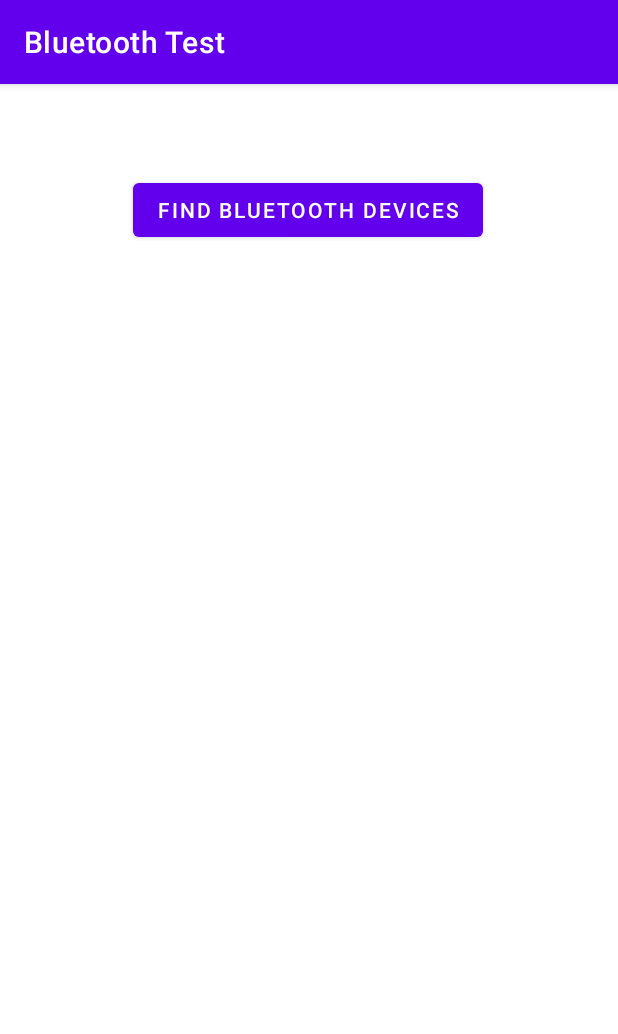
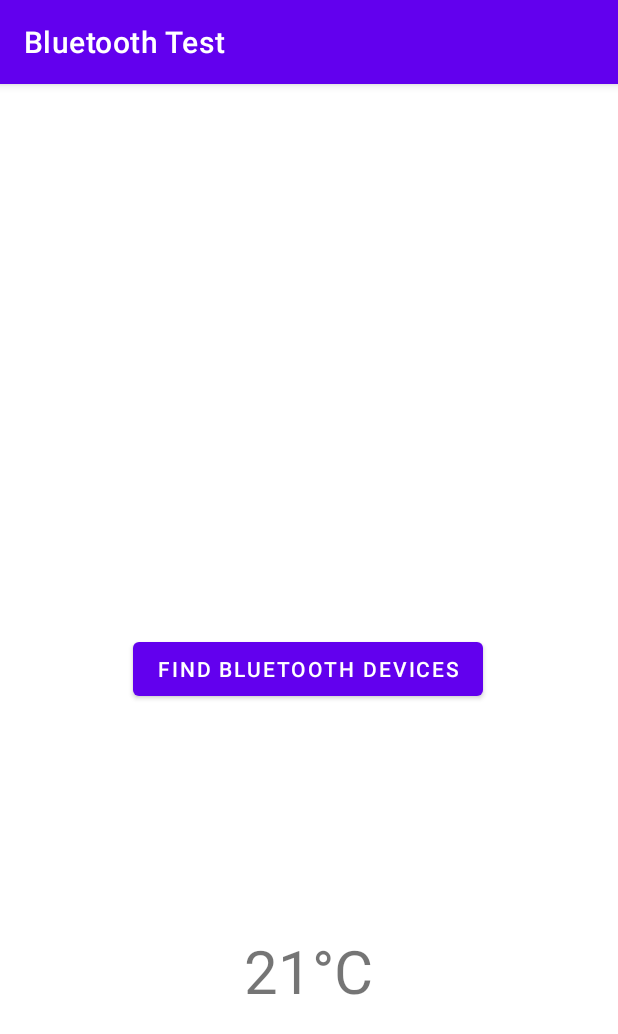
Before and after one commit to NingyueZhou/Smarcifier, an Android app: the screen it shows after launch (MainActivity), on a phone screen of 412 x 824 dp. Shown: the top 1034 px of the screen. Run offline under Robolectric (Android 15) with nearby library versions, the phone set to English and light mode, and no system bars.

Commit message:
Connect to a GATT server and receive values
BoboConnection encapsulates a connection to a Thermo Bo-Bo device.

```diff
--- a/arduino/BluetoothTest/app/src/main/java/com/example/bluetoothtest/MainActivity.kt
+++ b/arduino/BluetoothTest/app/src/main/java/com/example/bluetoothtest/MainActivity.kt
@@ -1,10 +1,8 @@
 package com.example.bluetoothtest
 
 import android.Manifest
-import android.bluetooth.BluetoothAdapter
-import android.bluetooth.BluetoothClass.Device
-import android.bluetooth.BluetoothDevice
-import android.bluetooth.BluetoothManager
+import android.annotation.SuppressLint
+import android.bluetooth.*
 import android.bluetooth.le.BluetoothLeScanner
 import android.bluetooth.le.ScanCallback
 import android.bluetooth.le.ScanResult
@@ -16,16 +14,16 @@ import android.os.Handler
 import android.util.Log
 import android.view.View
 import android.widget.Button
-import android.widget.ListAdapter
 import android.widget.TextView
 import androidx.activity.result.contract.ActivityResultContracts
-import androidx.appcompat.widget.LinearLayoutCompat
 import androidx.core.content.ContextCompat
 import androidx.recyclerview.widget.LinearLayoutManager
 import androidx.recyclerview.widget.RecyclerView
+import java.util.*
 
-val LOG_TAG_BT = "Bluetooth";
+const val LOG_TAG_BT = "Bluetooth";
 
+@SuppressLint("MissingPermission")
 class MainActivity : AppCompatActivity() {
     private val SCAN_TIMEOUT: Long = 30000; // 30 seconds
 
@@ -33,7 +31,18 @@ class MainActivity : AppCompatActivity() {
     private var scanning: Boolean = false;
     private val handler = Handler();
 
-    private var deviceList = DeviceListAdapter();
+    private val deviceList: DeviceListAdapter;
+    private var boboConnection: BoboConnection? = null;
+
+    init {
+        deviceList = DeviceListAdapter { device: BluetoothDevice ->
+            Log.d(LOG_TAG_BT, "Device connected: ${device.name}");
+            boboConnection = BoboConnection(this, device) { newTemp ->
+                val text = findViewById<TextView>(R.id.temperature_display);
+                text.post(Runnable { text.text = newTemp.toString() })
+            }
+        };
+    }
 
     /**
      * Ad-hoc implementation of a BLE scan callback
@@ -60,11 +69,10 @@ class MainActivity : AppCompatActivity() {
         // Set up device list
         val list = findViewById<RecyclerView>(R.id.bt_device_list);
         list.adapter = deviceList;
-        list.layoutManager = LinearLayoutManager(this@MainActivity);
     }
 
     private fun scanForBleDevices() {
-        assert(bleScanner != null);
+        if (bleScanner == null) return;
 
         // Check for scan permission
         if (ContextCompat.checkSelfPermission(
@@ -85,8 +93,14 @@ class MainActivity : AppCompatActivity() {
             handler.postDelayed({
                 bleScanner?.stopScan(scanCallback);
                 scanning = false;
-                Log.d(LOG_TAG_BT, "Scanning stopped after timeout of ${SCAN_TIMEOUT}s");
             }, SCAN_TIMEOUT);
+        }
+        // If scanning is in process, reset the device list and restart the scan
+        else {
+            bleScanner?.stopScan(scanCallback);
+            scanning = false;
+            deviceList.clear();
+            scanForBleDevices();
         }
     }
 
--- a/arduino/BluetoothTest/app/src/main/res/layout/activity_bluetooth_connect.xml
+++ b/arduino/BluetoothTest/app/src/main/res/layout/activity_bluetooth_connect.xml
@@ -20,20 +20,39 @@
         android:id="@+id/my_button"
         android:layout_width="wrap_content"
         android:layout_height="wrap_content"
-        android:layout_marginTop="40dp"
+        android:layout_marginTop="20dp"
+        android:layout_marginBottom="150dp"
         android:text="Find bluetooth device"
         app:layout_constraintEnd_toEndOf="parent"
         app:layout_constraintHorizontal_bias="0.497"
         app:layout_constraintStart_toStartOf="parent"
-        app:layout_constraintTop_toBottomOf="@+id/bt_device_list" />
+        app:layout_constraintBottom_toTopOf="@+id/temperature_display_wrapper"/>
 
     <androidx.recyclerview.widget.RecyclerView
         android:id="@+id/bt_device_list"
         android:layout_width="0dp"
         android:layout_height="wrap_content"
         android:layout_marginTop="20dp"
+        android:scrollbars="vertical"
+        app:layoutManager="LinearLayoutManager"
         app:layout_constraintEnd_toEndOf="parent"
         app:layout_constraintStart_toStartOf="parent"
-        app:layout_constraintTop_toTopOf="parent" />
+        app:layout_constraintTop_toTopOf="parent"/>
 
+    <RelativeLayout
+        android:id="@+id/temperature_display_wrapper"
+        android:layout_width="match_parent"
+        android:layout_height="wrap_content"
+        android:layout_marginBottom="150dp"
+        app:layout_constraintBottom_toBottomOf="parent">
+        <TextView
+            android:id="@+id/temperature_display"
+            android:layout_width="wrap_content"
+            android:layout_height="wrap_content"
+            android:layout_centerInParent="true"
+            android:text="21°C"
+            android:textSize="40dp"
+            app:layout_constraintBottom_toBottomOf="parent"
+            app:layout_constraintStart_toStartOf="parent"/>
+    </RelativeLayout>
 </androidx.constraintlayout.widget.ConstraintLayout>
```
Also changed, not shown: arduino/BluetoothTest/app/src/main/java/com/example/bluetoothtest/BoboConnection.kt (added, +82 -0 lines).
